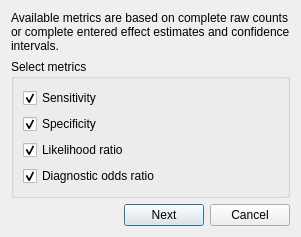
First picture: the form in src/rc_metastudio/forms/diagnostic_metrics_dialog.ui, repository AliSalman-et-al/rc-metastudio, before the edit.
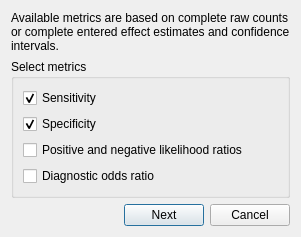
Second picture: the form after the edit. Icons and pictures are not drawn.

What changed in the file:
```diff
--- a/src/rc_metastudio/forms/diagnostic_metrics_dialog.ui
+++ b/src/rc_metastudio/forms/diagnostic_metrics_dialog.ui
@@ -22,8 +22,8 @@
          <layout class="QVBoxLayout" name="metrics_layout">
           <item><widget class="QCheckBox" name="chk_box_sens"><property name="text"><string>Sensitivity</string></property><property name="checked"><bool>true</bool></property></widget></item>
           <item><widget class="QCheckBox" name="chk_box_spec"><property name="text"><string>Specificity</string></property><property name="checked"><bool>true</bool></property></widget></item>
-          <item><widget class="QCheckBox" name="chk_box_lr"><property name="text"><string>Likelihood ratio</string></property><property name="checked"><bool>true</bool></property></widget></item>
-          <item><widget class="QCheckBox" name="chk_box_dor"><property name="text"><string>Diagnostic odds ratio</string></property><property name="checked"><bool>true</bool></property></widget></item>
+          <item><widget class="QCheckBox" name="chk_box_lr"><property name="text"><string>Positive and negative likelihood ratios</string></property><property name="checked"><bool>false</bool></property></widget></item>
+          <item><widget class="QCheckBox" name="chk_box_dor"><property name="text"><string>Diagnostic odds ratio</string></property><property name="checked"><bool>false</bool></property></widget></item>
          </layout>
         </widget>
        </item>
```
